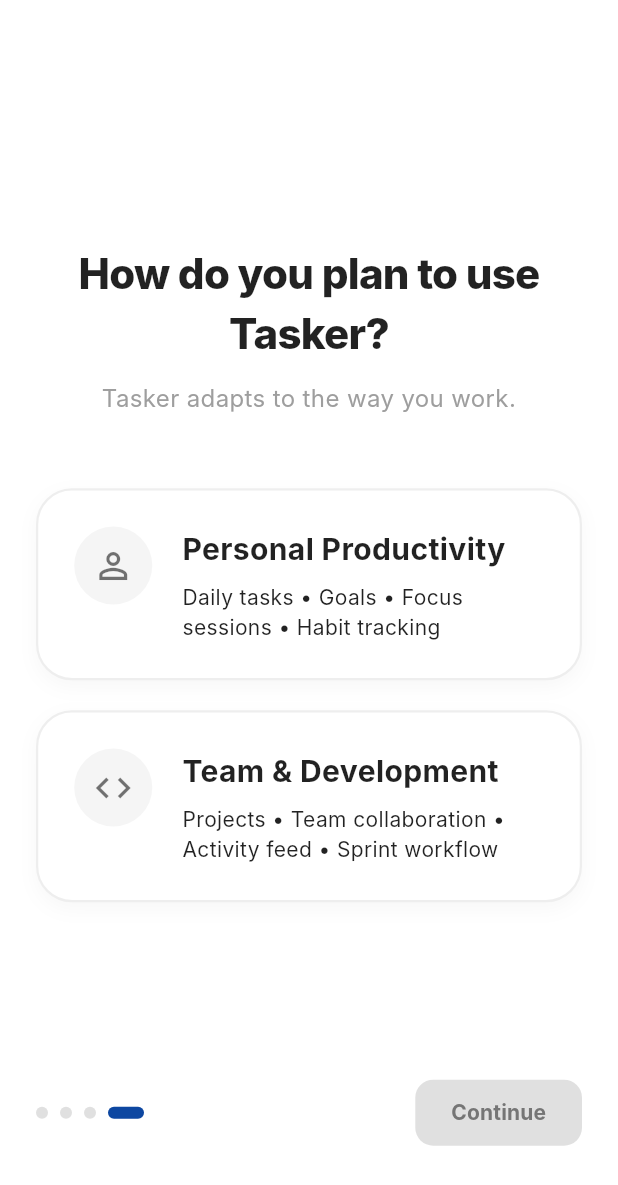
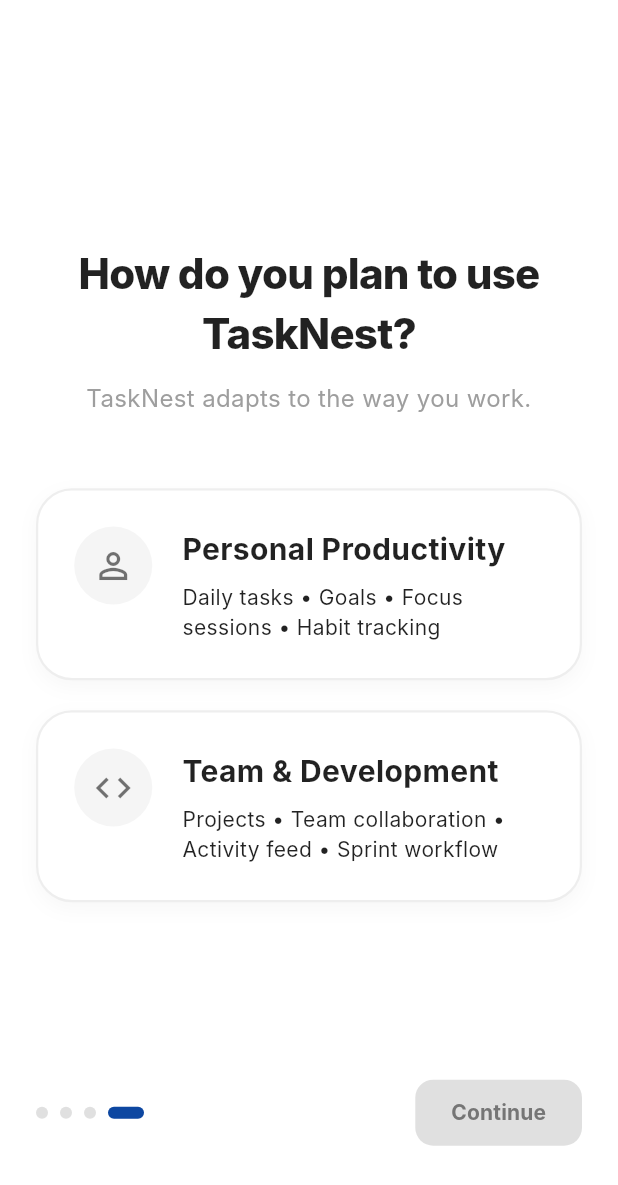
Before and after one commit to harshbhagat411/tasker_ai, a Flutter app: the screen it shows after launch, swiped to page 4, on a phone screen of 412 x 824 dp. Shown: the top 1185 px of the screen. Run offline on Flutter 3.47's test engine with Material 3 defaults, Android fonts, the phone set to English and light mode, and no system bars; drawn by our look-alikes of smooth_page_indicator; our stand-ins replace cloud_firestore, firebase_auth, firebase_core, firebase_messaging, flutter_local_notifications, google_sign_in and 5 more; accounts and stored records are empty; Roboto replaces fonts that are missing (Inter).

Commit message:
update : changed the app name from Tasker to TaskNest

```diff
--- a/lib/main.dart
+++ b/lib/main.dart
@@ -240,7 +240,7 @@
             const SizedBox(height: 40),
             // App Name
             const Text(
-              "Tasker",
+              "TaskNest",
               style: TextStyle(
                 fontSize: 32,
                 fontWeight: FontWeight.bold,
--- a/lib/screens/connections_screen.dart
+++ b/lib/screens/connections_screen.dart
@@ -444,7 +444,7 @@
               ),
               const SizedBox(height: 8),
               Text(
-                "Search using their exact email address or @taskerId to send a connection request.",
+                "Search using their exact email address or @username to send a connection request.",
                 textAlign: TextAlign.center,
                 style: TextStyle(
                   fontSize: 14,
@@ -1138,7 +1138,7 @@
                   onSubmitted: (_) => _performSearch(),
                   style: TextStyle(color: isDark ? Colors.white : Colors.black87),
                   decoration: const InputDecoration(
-                    hintText: "Search by email or @taskerId",
+                    hintText: "Search by email or @username",
                     border: InputBorder.none,
                     focusedBorder: InputBorder.none,
                     enabledBorder: InputBorder.none,
--- a/lib/screens/create_workspace_screen.dart
+++ b/lib/screens/create_workspace_screen.dart
@@ -117,7 +117,7 @@
                 controller: _nameController,
                 style: TextStyle(color: isDark ? Colors.white : Colors.black87),
                 decoration: InputDecoration(
-                  hintText: "e.g., Tasker AI App",
+                  hintText: "e.g., TaskNest AI App",
                   hintStyle: TextStyle(color: isDark ? Colors.grey.shade500 : Colors.grey),
                   border: OutlineInputBorder(
                     borderRadius: BorderRadius.circular(12),
--- a/lib/screens/home_screen.dart
+++ b/lib/screens/home_screen.dart
@@ -2362,7 +2362,7 @@
                     Column(
                       crossAxisAlignment: CrossAxisAlignment.start,
                       children: [
-                        Text("Tasker", style: TextStyle(fontSize: 36, fontWeight: FontWeight.bold, color: Theme.of(context).textTheme.bodyLarge?.color)),
+                        Text("TaskNest", style: TextStyle(fontSize: 36, fontWeight: FontWeight.bold, color: Theme.of(context).textTheme.bodyLarge?.color)),
                         Text("Manage your tasks", style: TextStyle(fontSize: 16, color: Theme.of(context).textTheme.bodyMedium?.color)),
                       ],
                     ),
--- a/lib/screens/onboarding_screen.dart
+++ b/lib/screens/onboarding_screen.dart
@@ -263,7 +263,7 @@
             opacity: isVisible ? 1.0 : 0.0,
             duration: const Duration(milliseconds: 400),
             child: const Text(
-              "How do you plan to use Tasker?",
+              "How do you plan to use TaskNest?",
               textAlign: TextAlign.center,
               style: TextStyle(
                 fontSize: 28,
@@ -278,7 +278,7 @@
             opacity: isVisible ? 1.0 : 0.0,
             duration: const Duration(milliseconds: 500),
             child: const Text(
-              "Tasker adapts to the way you work.",
+              "TaskNest adapts to the way you work.",
               textAlign: TextAlign.center,
               style: TextStyle(
                 fontSize: 16,
--- a/lib/screens/profile_screen.dart
+++ b/lib/screens/profile_screen.dart
@@ -253,7 +253,7 @@
                       ],
                       const SizedBox(height: 24),
 
-                      // 🔹 Tasker ID Section
+                      // 🔹 TaskNest ID Section
                       Card(
                         elevation: 4,
                         shadowColor: Colors.black12,
@@ -294,7 +294,7 @@
                           trailing: IconButton(
                             icon: Icon(Icons.edit, color: Theme.of(context).primaryColor),
                             onPressed: () => _showEditTaskerIdBottomSheet(context, taskerId),
-                            tooltip: "Edit Tasker ID",
+                            tooltip: "Edit TaskNest ID",
                           ),
                         ),
                       ),
@@ -769,7 +769,7 @@
     if (cleanText.isEmpty) {
       ScaffoldMessenger.of(context).showSnackBar(
         const SnackBar(
-          content: Text("Enter a valid Tasker ID"),
+          content: Text("Enter a valid TaskNest ID"),
           backgroundColor: Colors.redAccent,
         ),
       );
@@ -791,7 +791,7 @@
     if (!regex.hasMatch(cleanText)) {
       ScaffoldMessenger.of(context).showSnackBar(
         const SnackBar(
-          content: Text("Enter a valid Tasker ID"),
+          content: Text("Enter a valid TaskNest ID"),
           backgroundColor: Colors.redAccent,
         ),
       );
@@ -840,7 +840,7 @@
         if (mounted) {
           ScaffoldMessenger.of(context).showSnackBar(
             const SnackBar(
-              content: Text("Tasker ID updated"),
+              content: Text("TaskNest ID updated"),
               backgroundColor: Colors.green,
             ),
           );
@@ -851,7 +851,7 @@
       if (mounted) {
         ScaffoldMessenger.of(context).showSnackBar(
           const SnackBar(
-            content: Text("Unable to update Tasker ID"),
+            content: Text("Unable to update TaskNest ID"),
             backgroundColor: Colors.redAccent,
           ),
         );
@@ -883,7 +883,7 @@
           crossAxisAlignment: CrossAxisAlignment.stretch,
           children: [
             Text(
-              "Edit Tasker ID",
+              "Edit TaskNest ID",
               style: TextStyle(
                 fontSize: 20,
                 fontWeight: FontWeight.bold,
@@ -897,7 +897,7 @@
               autofocus: true,
               style: TextStyle(color: isDark ? Colors.white : Colors.black87),
               decoration: InputDecoration(
-                labelText: "Tasker ID",
+                labelText: "TaskNest ID",
                 prefixText: "@",
                 prefixStyle: TextStyle(
                   fontSize: 16,
--- a/lib/screens/user_profile_screen.dart
+++ b/lib/screens/user_profile_screen.dart
@@ -438,7 +438,7 @@
                   textAlign: TextAlign.center,
                 ),
                 const SizedBox(height: 8),
-                // Tasker ID
+                // TaskNest ID
                 Text(
                   taskerId.startsWith('@') ? taskerId : '@$taskerId',
                   style: TextStyle(
```
Also changed, not shown: 2 other files.
